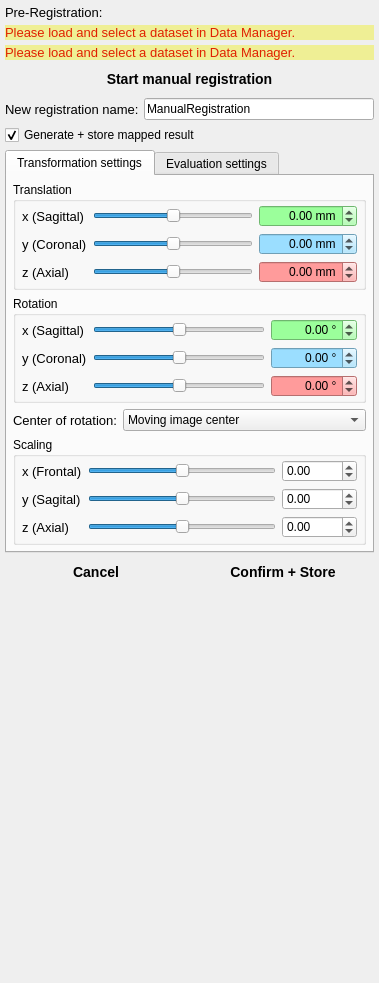
First picture: the form in Plugins/inova.registration.views.manualregistration/src/internal/ManualRegistration.ui, repository simedcn/mitkapps, before the edit.
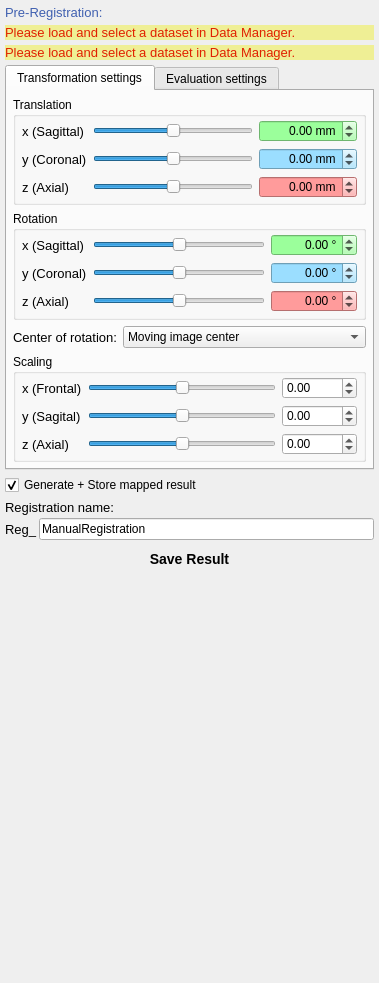
Second picture: the form after the edit. Custom widgets are drawn as their Qt base class.

The edit to the form file:
```diff
--- a/Plugins/inova.registration.views.manualregistration/src/internal/ManualRegistration.ui
+++ b/Plugins/inova.registration.views.manualregistration/src/internal/ManualRegistration.ui
@@ -68,6 +68,9 @@
     <layout class="QVBoxLayout" name="verticalLayout_2">
      <item>
       <widget class="QLabel" name="label_PreRegistration">
+       <property name="styleSheet">
+        <string notr="true">color: #4060B0;</string>
+       </property>
        <property name="text">
         <string>Pre-Registration:</string>
        </property>
@@ -97,53 +100,6 @@
      </item>
     </layout>
    </item>
-   <item>
-    <widget class="QPushButton" name="pbStart">
-     <property name="toolTip">
-      <string>Starts the manipulation /manual registration.</string>
-     </property>
-     <property name="text">
-      <string>Start manual registration</string>
-     </property>
-    </widget>
-   </item>
-   <item>
-    <layout class="QHBoxLayout" name="horizontalLayout_7">
-     <item>
-      <widget class="QLabel" name="label_12">
-       <property name="text">
-        <string>New registration name:</string>
-       </property>
-      </widget>
-     </item>
-     <item>
-      <widget class="QLineEdit" name="lbNewRegName">
-       <property name="toolTip">
-        <string>Name of the resulting manual registration</string>
-       </property>
-       <property name="text">
-        <string>ManualRegistration</string>
-       </property>
-       <property name="placeholderText">
-        <string/>
-       </property>
-      </widget>
-     </item>
-    </layout>
-   </item>
-   <item>
-    <widget class="QCheckBox" name="checkMapEntity">
-     <property name="toolTip">
-      <string>Check if a mapped moving image should be generated if the manual registration is confirmed.</string>
-     </property>
-     <property name="text">
-      <string>Generate + store mapped result</string>
-     </property>
-     <property name="checked">
-      <bool>true</bool>
-     </property>
-    </widget>
-   </item>
    <item>
     <widget class="QTabWidget" name="tabWidget">
      <property name="currentIndex">
@@ -805,25 +761,69 @@
      </widget>
     </widget>
    </item>
+   <item>
+    <widget class="QCheckBox" name="checkMapEntity">
+     <property name="toolTip">
+      <string>Check if a mapped moving image should be generated if the manual registration is confirmed.</string>
+     </property>
+     <property name="text">
+      <string>Generate + Store mapped result</string>
+     </property>
+     <property name="checked">
+      <bool>true</bool>
+     </property>
+    </widget>
+   </item>
+   <item>
+    <layout class="QVBoxLayout" name="verticalLayout_5">
+     <property name="spacing">
+      <number>3</number>
+     </property>
+     <item>
+      <widget class="QLabel" name="label_NewRegName">
+       <property name="text">
+        <string>Registration name:</string>
+       </property>
+      </widget>
+     </item>
+     <item>
+      <layout class="QHBoxLayout" name="horizontalLayout_3">
+       <property name="spacing">
+        <number>1</number>
+       </property>
+       <item>
+        <widget class="QLabel" name="label_Reg">
+         <property name="text">
+          <string>Reg_</string>
+         </property>
+        </widget>
+       </item>
+       <item>
+        <widget class="QLineEdit" name="lbNewRegName">
+         <property name="toolTip">
+          <string>Name of the resulting manual registration</string>
+         </property>
+         <property name="text">
+          <string>ManualRegistration</string>
+         </property>
+         <property name="placeholderText">
+          <string/>
+         </property>
+        </widget>
+       </item>
+      </layout>
+     </item>
+    </layout>
+   </item>
    <item>
     <layout class="QHBoxLayout" name="horizontalLayout">
-     <item>
-      <widget class="QPushButton" name="pbCancel">
-       <property name="toolTip">
-        <string>Cancel the manual registration and resets the state of the view.</string>
-       </property>
-       <property name="text">
-        <string>Cancel</string>
-       </property>
-      </widget>
-     </item>
      <item>
       <widget class="QPushButton" name="pbStore">
        <property name="toolTip">
         <string>&lt;html&gt;&lt;head/&gt;&lt;body&gt;&lt;p&gt;Confirm the defined registration.&lt;/p&gt;&lt;p&gt;The registration will be stored (and, if activated, a mapped image will be generated).&lt;/p&gt;&lt;/body&gt;&lt;/html&gt;</string>
        </property>
        <property name="text">
-        <string>Confirm + Store</string>
+        <string>Save Result</string>
        </property>
       </widget>
      </item>
```
Left out of the diff: 6 changed lines with no effect on the pictures.
